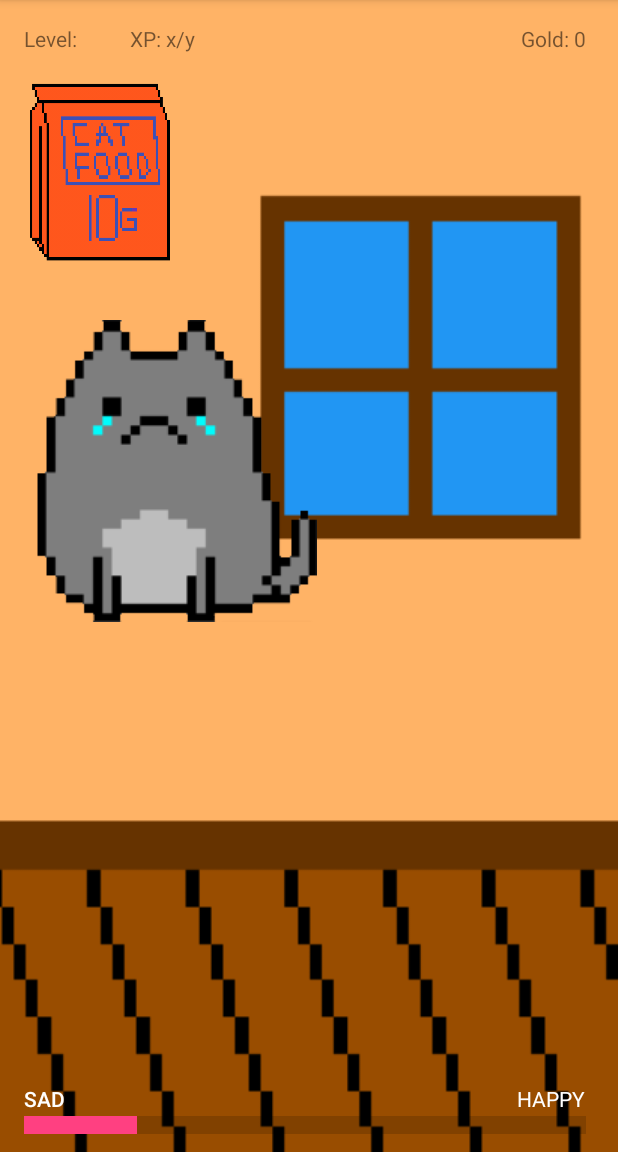
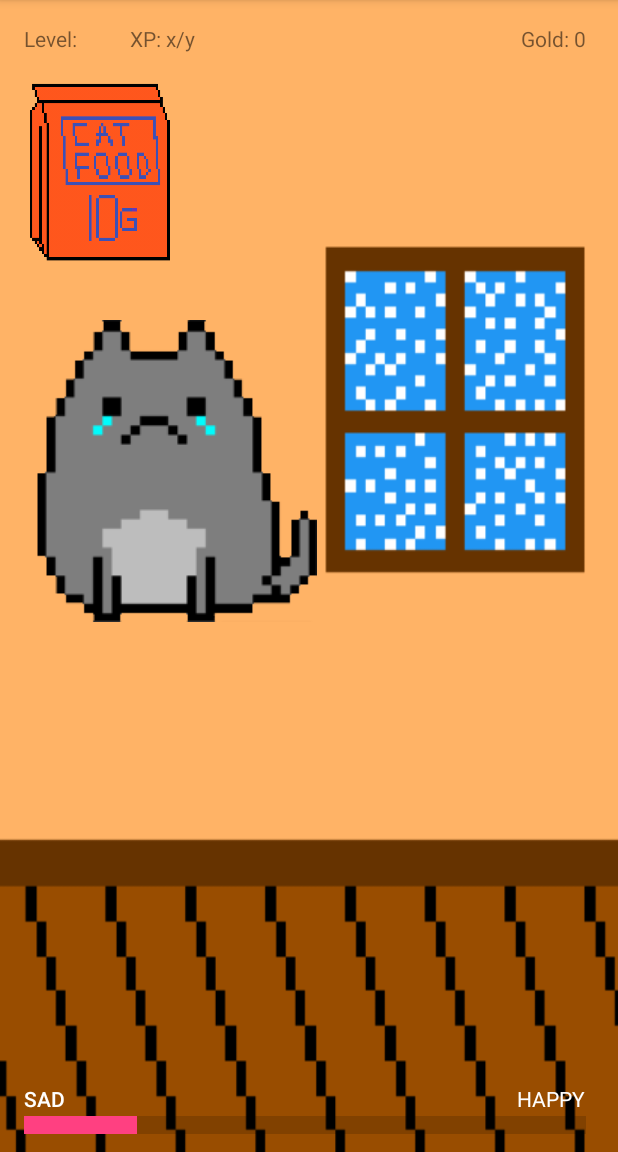
Before and after one commit to bopas2/runningTomagachi, an Android app: the screen it shows after launch (MainActivity), on a phone screen of 412 x 824 dp, the part 84-1236 px from its top. Run offline under Robolectric (Android 15) with nearby library versions, the phone set to English and light mode, and no system bars.

Commit message:
changed background

```diff
--- a/app/src/main/res/layout/activity_main.xml
+++ b/app/src/main/res/layout/activity_main.xml
@@ -10,7 +10,7 @@
         android:id="@+id/relativeLayout"
         android:layout_width="match_parent"
         android:layout_height="match_parent"
-        android:background="@drawable/background3"
+        android:background="@drawable/background4"
         android:fitsSystemWindows="true"
         app:layout_constraintBottom_toBottomOf="parent"
         app:layout_constraintStart_toStartOf="parent">
```
Also changed, not shown: app/src/main/res/drawable/background4.png (added).
